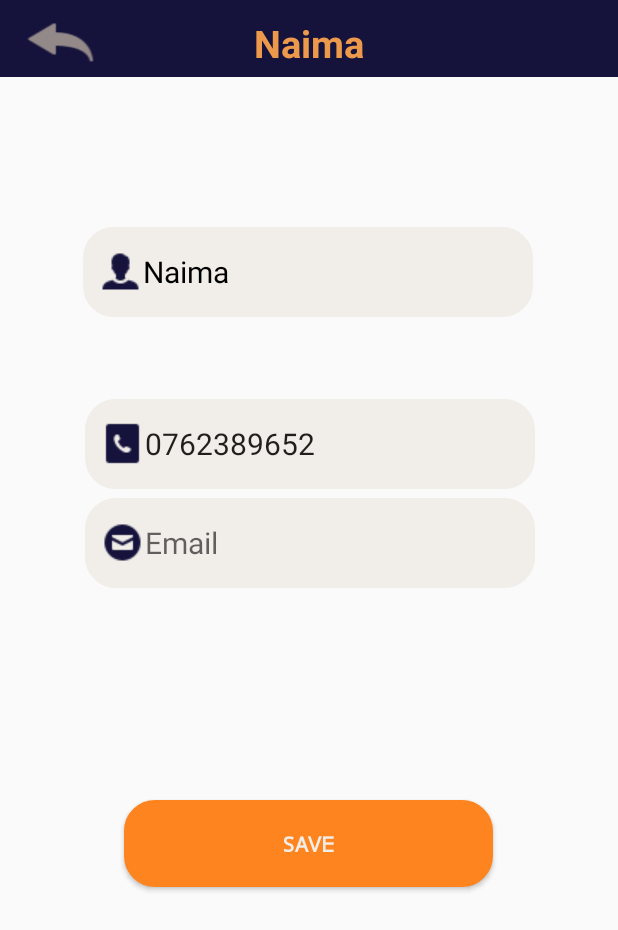
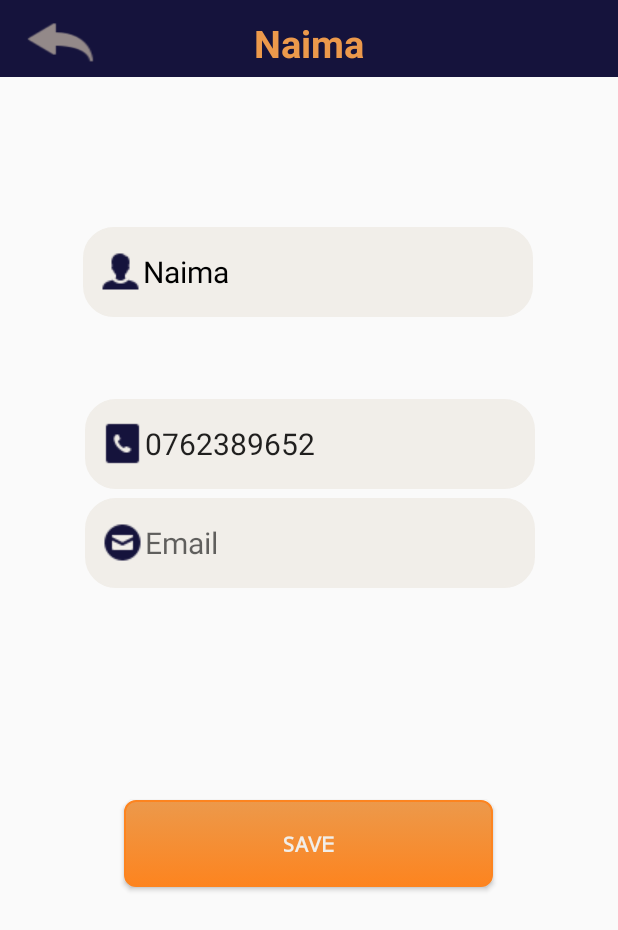
Before and after one commit to naima-adardor/CreditBook, an Android app: the UpdatePersonalDetailActivity screen opened directly, with no data from a screen before it, on a phone screen of 412 x 824 dp. Shown: the top 930 px of the screen. Run offline under Robolectric (Android 15) with nearby library versions, the phone set to English and light mode, and no system bars; Roboto replaces fonts that are not available here.

Commit message:
update drawable btn

```diff
--- a/app/src/main/res/drawable/round_button.xml
+++ b/app/src/main/res/drawable/round_button.xml
@@ -1,11 +1,37 @@
 <?xml version="1.0" encoding="utf-8"?>
-<shape xmlns:android="http://schemas.android.com/apk/res/android"
-    android:shape="rectangle">
-    <solid android:color="@color/Orange2"/>
-    <corners android:radius="20dp"/>
-    <stroke android:width="1dp"
-        android:color="@color/Orange2"/>
-    <padding android:bottom="10dp" android:left="10dp" android:right="10dp" android:top="10dp"/>
-
-
-</shape>
+<selector xmlns:android="http://schemas.android.com/apk/res/android">
+    <item android:state_pressed="true" >
+        <shape>
+            <solid
+                android:color="#E67700" />
+            <stroke
+                android:width="1dp"
+                android:color="#222222" />
+            <corners
+                android:radius="7dp" />
+            <padding
+                android:left="10dp"
+                android:top="10dp"
+                android:right="10dp"
+                android:bottom="10dp" />
+        </shape>
+    </item>
+    <item>
+        <shape>
+            <gradient
+                android:startColor="@color/Orange"
+                android:endColor="@color/Orange2"
+                android:angle="270" />
+            <stroke
+                android:width="1dp"
+                android:color="@color/Orange2" />
+            <corners
+                android:radius="7dp" />
+            <padding
+                android:left="10dp"
+                android:top="10dp"
+                android:right="10dp"
+                android:bottom="10dp" />
+        </shape>
+    </item>
+</selector>
--- a/app/src/main/res/layout/activity_inscription.xml
+++ b/app/src/main/res/layout/activity_inscription.xml
@@ -60,8 +60,7 @@
         android:layout_width="wrap_content"
         android:layout_height="60dp"
         android:layout_marginBottom="40dp"
-        android:background="@drawable/round_edit_text"
-        android:backgroundTint="@color/Orange2"
+        android:background="@drawable/round_button"
         android:fontFamily="monospace"
         android:padding="8dp"
         android:text="Next"
--- a/app/src/main/res/layout/activity_main.xml
+++ b/app/src/main/res/layout/activity_main.xml
@@ -57,8 +57,7 @@
 
         android:layout_width="wrap_content"
         android:layout_height="60dp"
-        android:background="@drawable/round_edit_text"
-        android:backgroundTint="@color/Orange2"
+        android:background="@drawable/round_button"
         android:fontFamily="monospace"
         android:padding="8dp"
         android:text="Next"
--- a/app/src/main/res/layout/activity_update_personal_detail.xml
+++ b/app/src/main/res/layout/activity_update_personal_detail.xml
@@ -127,7 +127,6 @@
         android:layout_marginTop="482dp"
         android:layout_marginBottom="120dp"
         android:background="@drawable/round_button"
-        android:backgroundTint="@color/Orange2"
         android:fontFamily="monospace"
         android:padding="8dp"
 
--- a/app/src/main/res/layout/activity_welcome.xml
+++ b/app/src/main/res/layout/activity_welcome.xml
@@ -71,8 +71,7 @@
 
         android:layout_width="122dp"
         android:layout_height="56dp"
-        android:background="@drawable/round_edit_text"
-        android:backgroundTint="@color/Orange2"
+        android:background="@drawable/round_button"
         android:fontFamily="monospace"
         android:padding="8dp"
         android:text="@string/start"
```
